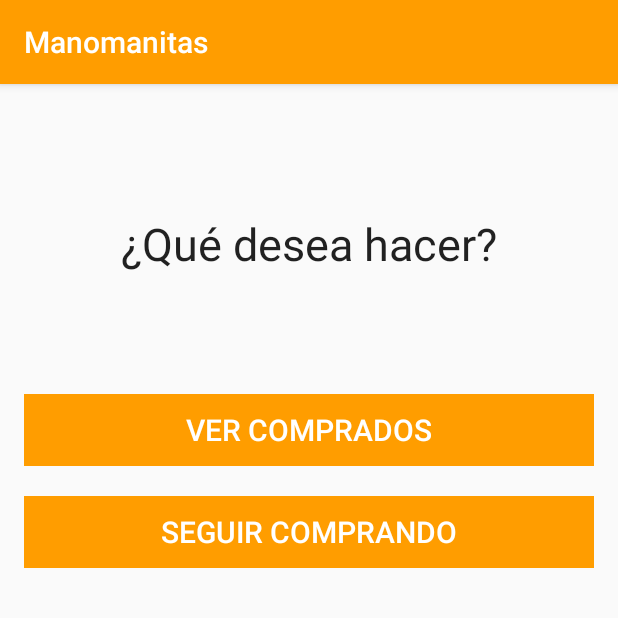
After one commit to alllevi/TecnicosApp, an Android app: the PostComprarActivity screen opened directly, with no data from a screen before it, on a phone screen of 412 x 824 dp, the top half of it. The commit adds this screen. Run offline under Robolectric (Android 15) with nearby library versions, the phone set to English and light mode, and no system bars.

Commit message:
Se ha añadido la logica para:
Coger el precio de la consulta php
Nueva interfaz que abrirá después de pulsar comprar en Presupuestos
Mejorado flujo app

```diff
--- /dev/null
+++ b/app/src/main/java/com/manomanitas/tecnicosapp/PostComprarActivity.java
@@ -0,0 +1,27 @@
+package com.manomanitas.tecnicosapp;
+
+import android.content.Intent;
+import android.support.v7.app.AppCompatActivity;
+import android.os.Bundle;
+import android.view.View;
+
+public class PostComprarActivity extends AppCompatActivity {
+
+    @Override
+    protected void onCreate(Bundle savedInstanceState) {
+        super.onCreate(savedInstanceState);
+        setContentView(R.layout.activity_post_comprar);
+    }
+
+    public void onClick_verComprados(View view) {
+        Intent intent = new Intent(this, CompradosActivity.class);
+        startActivity(intent);
+        finish();
+    }
+
+    public void onClick_seguirComprando(View view) {
+        Intent intent = new Intent(this, PresupuestosActivity.class);
+        startActivity(intent);
+        finish();
+    }
+}
--- a/app/src/main/res/layout/activity_menu.xml
+++ b/app/src/main/res/layout/activity_menu.xml
@@ -68,7 +68,7 @@
     <TextView
         android:layout_width="match_parent"
         android:layout_height="wrap_content"
-        android:text="Área técnico"
+        android:text="@string/tv_menu_areaTecnico"
         android:id="@+id/textView"
         android:layout_alignParentTop="true"
         android:layout_marginTop="45dp"
--- /dev/null
+++ b/app/src/main/res/layout/activity_post_comprar.xml
@@ -0,0 +1,73 @@
+<?xml version="1.0" encoding="utf-8"?>
+<RelativeLayout xmlns:android="http://schemas.android.com/apk/res/android"
+    xmlns:tools="http://schemas.android.com/tools"
+    android:layout_width="match_parent"
+    android:layout_height="match_parent"
+    android:paddingBottom="@dimen/activity_vertical_margin"
+    android:paddingLeft="@dimen/activity_horizontal_margin"
+    android:paddingRight="@dimen/activity_horizontal_margin"
+    android:paddingTop="@dimen/activity_vertical_margin"
+    tools:context=".PostComprarActivity">
+
+    <LinearLayout
+        android:orientation="vertical"
+        android:layout_width="match_parent"
+        android:layout_height="match_parent"
+        android:layout_alignParentTop="false"
+        android:layout_alignParentLeft="false"
+        android:layout_alignParentStart="true">
+
+        <LinearLayout
+            android:orientation="horizontal"
+            android:layout_width="match_parent"
+            android:layout_height="wrap_content"
+            android:layout_gravity="center_horizontal"
+            android:layout_marginTop="70dp">
+
+            <TextView
+                android:layout_width="match_parent"
+                android:layout_height="wrap_content"
+                android:text="¿Qué desea hacer?"
+                android:id="@+id/tv_postCompra"
+                android:textColor="@color/abc_primary_text_material_light"
+                android:textSize="30dp"
+                android:gravity="center_horizontal" />
+        </LinearLayout>
+
+        <LinearLayout
+            android:orientation="horizontal"
+            android:layout_width="match_parent"
+            android:layout_height="wrap_content"
+            android:layout_gravity="center_horizontal"
+            android:layout_marginTop="80dp">
+
+            <Button
+                android:layout_width="match_parent"
+                android:layout_height="wrap_content"
+                android:text="@string/bt_postComprar_comprados"
+                android:id="@+id/button"
+                android:textColor="@android:color/white"
+                android:background="@color/colorPrimary"
+                android:textSize="@dimen/sizeTextBt"
+                android:onClick="onClick_verComprados" />
+        </LinearLayout>
+
+        <LinearLayout
+            android:orientation="horizontal"
+            android:layout_width="match_parent"
+            android:layout_height="wrap_content"
+            android:layout_gravity="center_horizontal"
+            android:layout_marginTop="20dp">
+
+            <Button
+                android:layout_width="match_parent"
+                android:layout_height="wrap_content"
+                android:text="@string/bt_postComprar_seguirComprando"
+                android:id="@+id/button2"
+                android:textColor="@android:color/white"
+                android:background="@color/colorPrimary"
+                android:textSize="@dimen/sizeTextBt"
+                android:onClick="onClick_seguirComprando" />
+        </LinearLayout>
+    </LinearLayout>
+</RelativeLayout>
--- a/app/src/main/res/values/dimens.xml
+++ b/app/src/main/res/values/dimens.xml
@@ -4,4 +4,5 @@
     <dimen name="activity_vertical_margin">16dp</dimen>
     <dimen name="sizeTextBt">20sp</dimen>
     <dimen name="text_margin">16dp</dimen>
+    <dimen name="fab_margin">16dp</dimen>
 </resources>
--- a/app/src/main/res/values/strings.xml
+++ b/app/src/main/res/values/strings.xml
@@ -6,6 +6,7 @@
     <string name="title_activity_presupuestos">Presupuestos</string>
     <string name="title_activity_detalles">Detalles presupuesto</string>
     <string name="title_activity_presupuestos_comprados">Presupuestos comprados</string>
+    <string name="title_activity_post_compra">Manomanitas</string>
     <string name="project_number">1018780314429</string>
 
 
@@ -63,7 +64,7 @@
     <string name="avisos_registro">Deseo recibir nuevos avisos de trabajos en mi correo electrónico</string>
 
     <!-- Strings related to Presupuestos -->
-    <string name="presupuestos_enviar_propuesta">Enviar propuesta</string>
+    <string name="presupuestos_enviar_propuesta">Comprar</string>
 
     <!-- Strings related to Spinner provincia y municipio -->
     <string name="provincia">Provincia</string>
@@ -82,8 +83,10 @@
     <string name="label_telefonoP">Teléfono:</string>
     <string name="cerrar_sesion">Cerrar sesión</string>
     <string name="action_edit_perfil">Editar perfil</string>
-
-
+    <string name="title_activity_post_comprar">PostComprar</string>
+    <string name="bt_postComprar_comprados">Ver comprados</string>
+    <string name="bt_postComprar_seguirComprando">Seguir comprando</string>
+    <string name="tv_menu_areaTecnico">Área técnico</string>
 
 
 </resources>
```
Also changed, not shown: app/src/main/AndroidManifest.xml (+17 -17 lines), app/src/main/java/com/manomanitas/tecnicosapp/PresupuestosActivity.java (+15 -5 lines).
